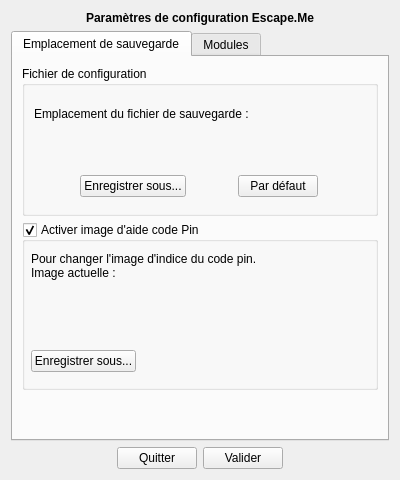
Qt form emConf/emconf.ui (zobrak/escapeMe) before a commit.
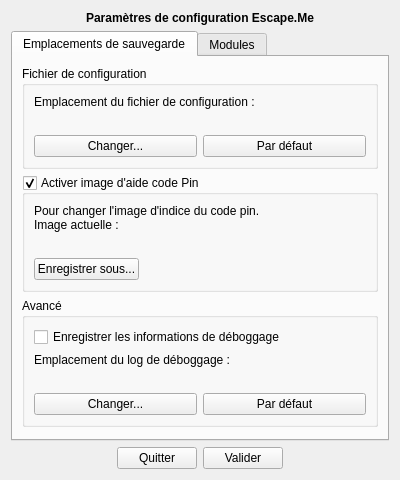
The same form after that commit. Icons and pictures are not drawn.

Diff of the .ui file:
```diff
--- a/emConf/emconf.ui
+++ b/emConf/emconf.ui
@@ -71,7 +71,7 @@
      </property>
      <widget class="QWidget" name="placeToSave">
       <attribute name="title">
-       <string>Emplacement de sauvegarde</string>
+       <string>Emplacements de sauvegarde</string>
       </attribute>
       <layout class="QVBoxLayout" name="verticalLayout">
        <item>
@@ -95,7 +95,7 @@
              </size>
             </property>
             <property name="text">
-             <string>Emplacement du fichier de sauvegarde :</string>
+             <string>Emplacement du fichier de configuration :</string>
             </property>
             <property name="wordWrap">
              <bool>true</bool>
@@ -110,6 +110,12 @@
               <height>25</height>
              </size>
             </property>
+            <property name="font">
+             <font>
+              <weight>75</weight>
+              <bold>true</bold>
+             </font>
+            </property>
             <property name="text">
              <string/>
             </property>
@@ -123,13 +129,13 @@
                <bool>true</bool>
               </property>
               <property name="sizePolicy">
-               <sizepolicy hsizetype="Maximum" vsizetype="Fixed">
+               <sizepolicy hsizetype="Minimum" vsizetype="Fixed">
                 <horstretch>0</horstretch>
                 <verstretch>0</verstretch>
                </sizepolicy>
               </property>
               <property name="text">
-               <string>Enregistrer sous...</string>
+               <string>Changer...</string>
               </property>
               <property name="flat">
                <bool>false</bool>
@@ -139,7 +145,7 @@
             <item>
              <widget class="QPushButton" name="buttonSetConfToDefault">
               <property name="sizePolicy">
-               <sizepolicy hsizetype="Maximum" vsizetype="Fixed">
+               <sizepolicy hsizetype="Minimum" vsizetype="Fixed">
                 <horstretch>0</horstretch>
                 <verstretch>0</verstretch>
                </sizepolicy>
@@ -156,22 +162,19 @@
        </item>
        <item>
         <widget class="QGroupBox" name="gboxHelpImage">
+         <property name="maximumSize">
+          <size>
+           <width>16777215</width>
+           <height>180</height>
+          </size>
+         </property>
          <property name="title">
           <string>Activer image d'aide code Pin</string>
          </property>
          <property name="checkable">
           <bool>true</bool>
          </property>
-         <widget class="QWidget" name="verticalLayoutWidget_2">
-          <property name="geometry">
-           <rect>
-            <x>9</x>
-            <y>19</y>
-            <width>389</width>
-            <height>131</height>
-           </rect>
-          </property>
-          <layout class="QVBoxLayout" name="verticalLayout_3">
+         <layout class="QVBoxLayout" name="verticalLayout_2">
            <item>
             <widget class="QLabel" name="label">
              <property name="text">
@@ -185,6 +188,12 @@
            </item>
            <item>
             <widget class="QLabel" name="defaultHlpImgLabel">
+            <property name="font">
+             <font>
+              <weight>75</weight>
+              <bold>true</bold>
+             </font>
+            </property>
              <property name="text">
               <string/>
              </property>
@@ -205,6 +214,59 @@
            </item>
           </layout>
          </widget>
+       </item>
+       <item>
+        <widget class="QGroupBox" name="groupBox_3">
+         <property name="title">
+          <string>Avancé</string>
+         </property>
+         <layout class="QVBoxLayout" name="verticalLayout_3">
+          <item>
+           <widget class="QCheckBox" name="isDebugLogActivated">
+            <property name="text">
+             <string>Enregistrer les informations de déboggage</string>
+            </property>
+           </widget>
+          </item>
+          <item>
+           <widget class="QLabel" name="label_5">
+            <property name="text">
+             <string>Emplacement du log de déboggage :</string>
+            </property>
+           </widget>
+          </item>
+          <item>
+           <widget class="QLabel" name="debugPlaceLBL">
+            <property name="font">
+             <font>
+              <weight>75</weight>
+              <bold>true</bold>
+             </font>
+            </property>
+            <property name="text">
+             <string/>
+            </property>
+           </widget>
+          </item>
+          <item>
+           <layout class="QHBoxLayout" name="horizontalLayout_3">
+            <item>
+             <widget class="QPushButton" name="buttonSaveDebugPlace">
+              <property name="text">
+               <string>Changer...</string>
+              </property>
+             </widget>
+            </item>
+            <item>
+             <widget class="QPushButton" name="buttonSetDefaultDebugPlace">
+              <property name="text">
+               <string>Par défaut</string>
+              </property>
+             </widget>
+            </item>
+           </layout>
+          </item>
+         </layout>
         </widget>
        </item>
        <item>
```
Lines whose indentation alone changed are shown as unchanged.
